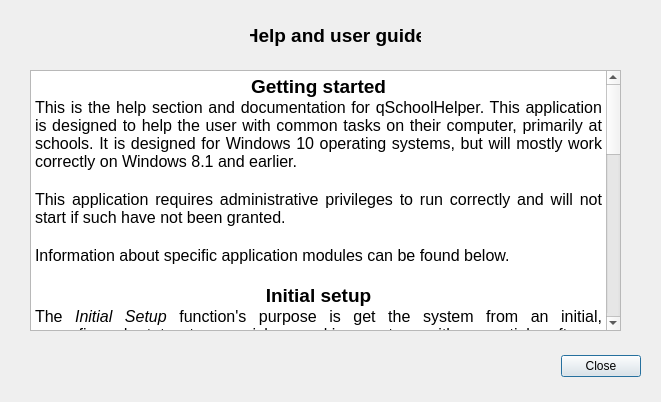
Qt form ui/help_dialog.ui (Atrate/qSchoolHelper) before a commit.
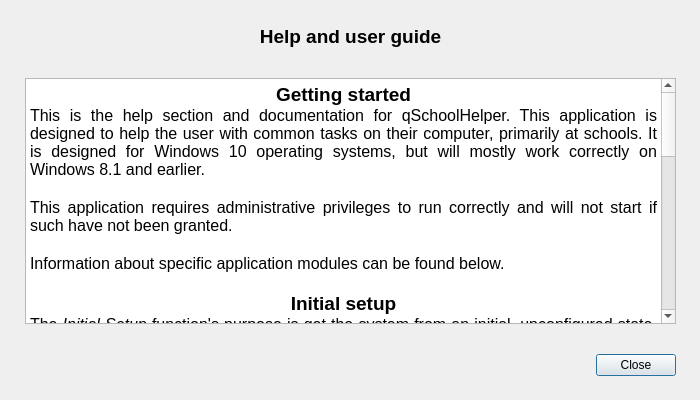
The same form after that commit.

Commit message: Streamline window sizes

```diff
--- a/ui/help_dialog.ui
+++ b/ui/help_dialog.ui
@@ -6,38 +6,93 @@
    <rect>
     <x>0</x>
     <y>0</y>
-    <width>661</width>
-    <height>402</height>
+    <width>700</width>
+    <height>400</height>
    </rect>
   </property>
+  <property name="sizePolicy">
+   <sizepolicy hsizetype="Fixed" vsizetype="Fixed">
+    <horstretch>0</horstretch>
+    <verstretch>0</verstretch>
+   </sizepolicy>
+  </property>
+  <property name="minimumSize">
+   <size>
+    <width>700</width>
+    <height>400</height>
+   </size>
+  </property>
+  <property name="maximumSize">
+   <size>
+    <width>700</width>
+    <height>400</height>
+   </size>
+  </property>
   <property name="windowTitle">
    <string>Help</string>
   </property>
-  <widget class="QDialogButtonBox" name="button_box">
+  <widget class="QWidget" name="verticalLayoutWidget">
    <property name="geometry">
     <rect>
-     <x>550</x>
-     <y>350</y>
-     <width>91</width>
-     <height>32</height>
+     <x>-5</x>
+     <y>-5</y>
+     <width>711</width>
+     <height>411</height>
     </rect>
    </property>
-   <property name="orientation">
-    <enum>Qt::Horizontal</enum>
-   </property>
-   <property name="standardButtons">
-    <set>QDialogButtonBox::Close</set>
-   </property>
-  </widget>
+   <layout class="QVBoxLayout" name="verticalLayout">
+    <property name="spacing">
+     <number>30</number>
+    </property>
+    <property name="sizeConstraint">
+     <enum>QLayout::SetDefaultConstraint</enum>
+    </property>
+    <property name="leftMargin">
+     <number>30</number>
+    </property>
+    <property name="topMargin">
+     <number>30</number>
+    </property>
+    <property name="rightMargin">
+     <number>30</number>
+    </property>
+    <property name="bottomMargin">
+     <number>30</number>
+    </property>
+    <item>
+     <widget class="QLabel" name="title_label">
+      <property name="sizePolicy">
+       <sizepolicy hsizetype="Preferred" vsizetype="Preferred">
+        <horstretch>0</horstretch>
+        <verstretch>0</verstretch>
+       </sizepolicy>
+      </property>
+      <property name="font">
+       <font>
+        <pointsize>14</pointsize>
+        <weight>75</weight>
+        <bold>true</bold>
+       </font>
+      </property>
+      <property name="frameShape">
+       <enum>QFrame::NoFrame</enum>
+      </property>
+      <property name="text">
+       <string>Help and user guide</string>
+      </property>
+      <property name="textFormat">
+       <enum>Qt::AutoText</enum>
+      </property>
+      <property name="scaledContents">
+       <bool>false</bool>
+      </property>
+      <property name="alignment">
+       <set>Qt::AlignCenter</set>
+      </property>
+     </widget>
+    </item>
+    <item>
   <widget class="QTextBrowser" name="help_text_browser">
-   <property name="geometry">
-    <rect>
-     <x>30</x>
-     <y>70</y>
-     <width>591</width>
-     <height>261</height>
-    </rect>
-   </property>
    <property name="frameShadow">
     <enum>QFrame::Sunken</enum>
    </property>
@@ -81,43 +136,18 @@
 &lt;p align=&quot;justify&quot; style=&quot; margin-top:0px; margin-bottom:0px; margin-left:0px; margin-right:0px; -qt-block-indent:0; text-indent:0px;&quot;&gt;These applications will automatically be installed when &lt;span style=&quot; font-style:italic;&quot;&gt;Initial Setup&lt;/span&gt; is run and can be reinstalled by using the &lt;span style=&quot; font-style:italic;&quot;&gt;Software Installer&lt;/span&gt; when needed.&lt;/p&gt;&lt;/body&gt;&lt;/html&gt;</string>
    </property>
   </widget>
-  <widget class="QLabel" name="title_label">
-   <property name="geometry">
-    <rect>
-     <x>250</x>
-     <y>20</y>
-     <width>171</width>
-     <height>31</height>
-    </rect>
-   </property>
-   <property name="sizePolicy">
-    <sizepolicy hsizetype="Preferred" vsizetype="Preferred">
-     <horstretch>0</horstretch>
-     <verstretch>0</verstretch>
-    </sizepolicy>
-   </property>
-   <property name="font">
-    <font>
-     <pointsize>14</pointsize>
-     <weight>75</weight>
-     <bold>true</bold>
-    </font>
-   </property>
-   <property name="frameShape">
-    <enum>QFrame::NoFrame</enum>
-   </property>
-   <property name="text">
-    <string>Help and user guide</string>
-   </property>
-   <property name="textFormat">
-    <enum>Qt::AutoText</enum>
-   </property>
-   <property name="scaledContents">
-    <bool>false</bool>
-   </property>
-   <property name="alignment">
-    <set>Qt::AlignCenter</set>
-   </property>
+    </item>
+    <item>
+     <widget class="QDialogButtonBox" name="button_box">
+      <property name="orientation">
+       <enum>Qt::Horizontal</enum>
+      </property>
+      <property name="standardButtons">
+       <set>QDialogButtonBox::Close</set>
+      </property>
+     </widget>
+    </item>
+   </layout>
   </widget>
  </widget>
  <resources/>
```
Lines whose indentation alone changed are shown as unchanged. The commit also changes 6 other files.
